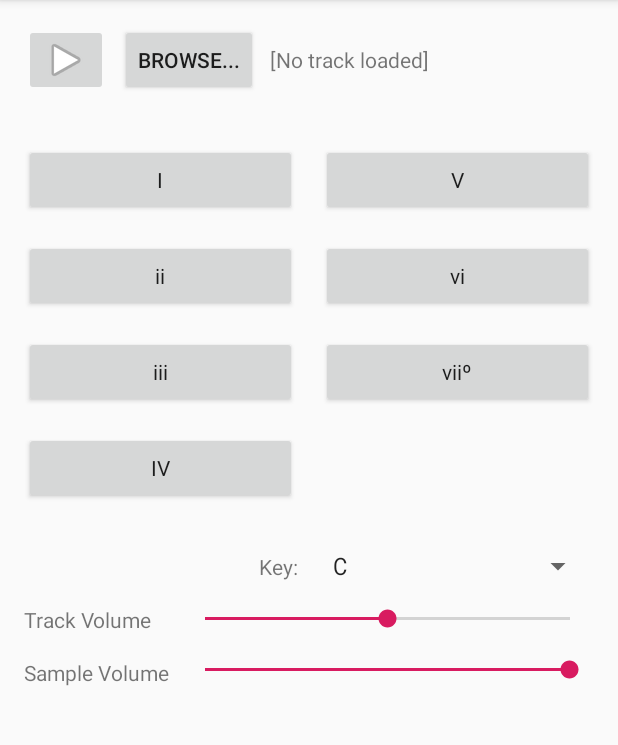
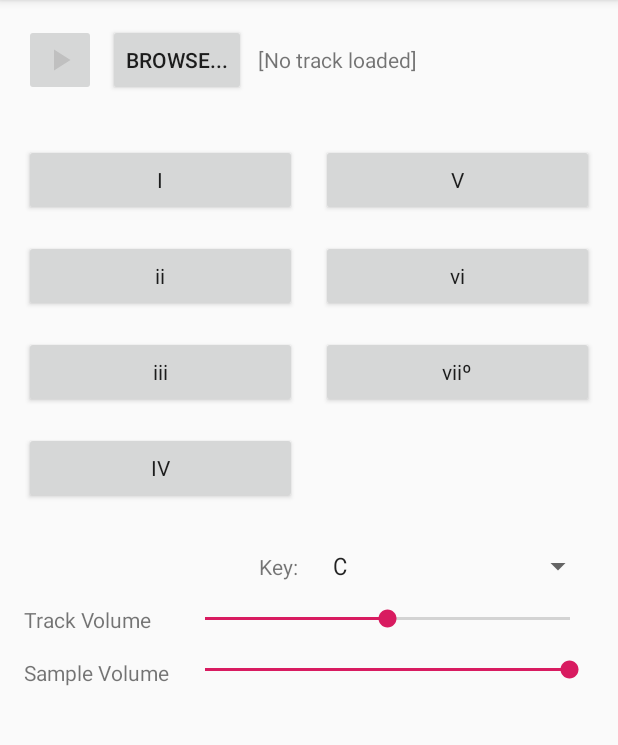
Before and after one commit to zwiebelspaetzle/chord-prog-android, an Android app: the screen it shows after launch (MainActivity), on a phone screen of 412 x 824 dp, the part 84-829 px from its top. Run offline under Robolectric (Android 15) with nearby library versions, the phone set to English and light mode, and no system bars; 1 statement that could not run was skipped.

Commit message:
play pause buttons

```diff
--- a/app/src/main/java/com/example/chordprogressions/MainActivity.kt
+++ b/app/src/main/java/com/example/chordprogressions/MainActivity.kt
@@ -138,15 +138,17 @@ class MainActivity : AppCompatActivity(), AdapterView.OnItemSelectedListener {
     fun handlePlayPauseClick(view: View) {
         if (mediaPlayer.isPlaying) {
             mediaPlayer.pause()
+            playPauseButton.setImageResource(R.drawable.ic_baseline_play_arrow_24px)
         } else {
             mediaPlayer.start()
+            playPauseButton.setImageResource(R.drawable.ic_baseline_pause_24px)
         }
     }
 
     private fun handleMediaPlayerPrepared() {
         playPauseButton.isEnabled = true
         playPauseButton.isClickable = true
-//        playPauseButton.setBackgroundColor(Color.LTGRAY)
+        playPauseButton.setColorFilter(Color.BLACK)
         Toast.makeText(this, "prepared", Toast.LENGTH_SHORT).show()
     }
 
--- /dev/null
+++ b/app/src/main/res/drawable/ic_baseline_pause_24px.xml
@@ -0,0 +1,9 @@
+<vector xmlns:android="http://schemas.android.com/apk/res/android"
+    android:width="24dp"
+    android:height="24dp"
+    android:viewportWidth="24"
+    android:viewportHeight="24">
+  <path
+      android:fillColor="#FF000000"
+      android:pathData="M6,19h4L10,5L6,5v14zM14,5v14h4L18,5h-4z"/>
+</vector>
--- /dev/null
+++ b/app/src/main/res/drawable/ic_baseline_play_arrow_24px.xml
@@ -0,0 +1,9 @@
+<vector xmlns:android="http://schemas.android.com/apk/res/android"
+    android:width="24dp"
+    android:height="24dp"
+    android:viewportWidth="24"
+    android:viewportHeight="24">
+  <path
+      android:fillColor="#FF000000"
+      android:pathData="M8,5v14l11,-7z"/>
+</vector>
--- a/app/src/main/res/layout/activity_main.xml
+++ b/app/src/main/res/layout/activity_main.xml
@@ -145,12 +145,12 @@
             app:layout_constraintHorizontal_bias="0.5" android:onClick="handlePlayPauseClick"/>
     <ImageButton
             android:layout_width="wrap_content"
-            android:layout_height="48dp" app:srcCompat="@android:drawable/ic_media_play"
+            android:layout_height="48dp" app:srcCompat="@drawable/ic_baseline_play_arrow_24px"
             android:id="@+id/playPauseButton"
             app:layout_constraintStart_toStartOf="parent"
             android:layout_marginStart="16dp" android:layout_marginTop="16dp"
             app:layout_constraintTop_toTopOf="parent" app:layout_constraintHorizontal_bias="0.5"
             app:layout_constraintEnd_toStartOf="@+id/browseButton" android:onClick="handlePlayPauseClick"
             android:soundEffectsEnabled="false" android:hapticFeedbackEnabled="true" android:clickable="false"
-    />
+            android:tint="#C0C0C0"/>
 </android.support.constraint.ConstraintLayout>
```
Also changed, not shown: app/src/main/res/drawable/ic_outline_play_arrow_24px.xml (added, +9 -0 lines).
